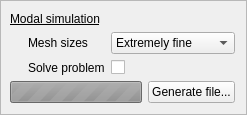
Old version of the form trunk/Projet/trunk/Ui/generatecomsolfile.ui in the repository BackupTheBerlios/qtfin-svn.
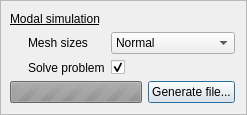
New version of the form.

Commit message: Correction du bug des constantes dans ScriptManager pour garantir le fonctionnement sous MAC (plus besoin de constantes maintenant). Correction ergonomie sur la fenêtre Geometry3DViewer.

Patch:
```diff
--- a/trunk/Projet/trunk/Ui/generatecomsolfile.ui
+++ b/trunk/Projet/trunk/Ui/generatecomsolfile.ui
@@ -58,7 +58,7 @@
      <item row="0" column="1">
       <widget class="QComboBox" name="cbMeshSizes">
        <property name="currentIndex">
-        <number>0</number>
+        <number>4</number>
        </property>
        <item>
         <property name="text">
@@ -119,6 +119,9 @@
        <property name="text">
         <string/>
        </property>
+       <property name="checked">
+        <bool>true</bool>
+       </property>
       </widget>
      </item>
      <item row="0" column="0">
@@ -159,6 +162,9 @@
        <property name="text">
         <string>Generate file...</string>
        </property>
+       <property name="default">
+        <bool>true</bool>
+       </property>
       </widget>
      </item>
     </layout>
```
The commit also changes 5 other files.
